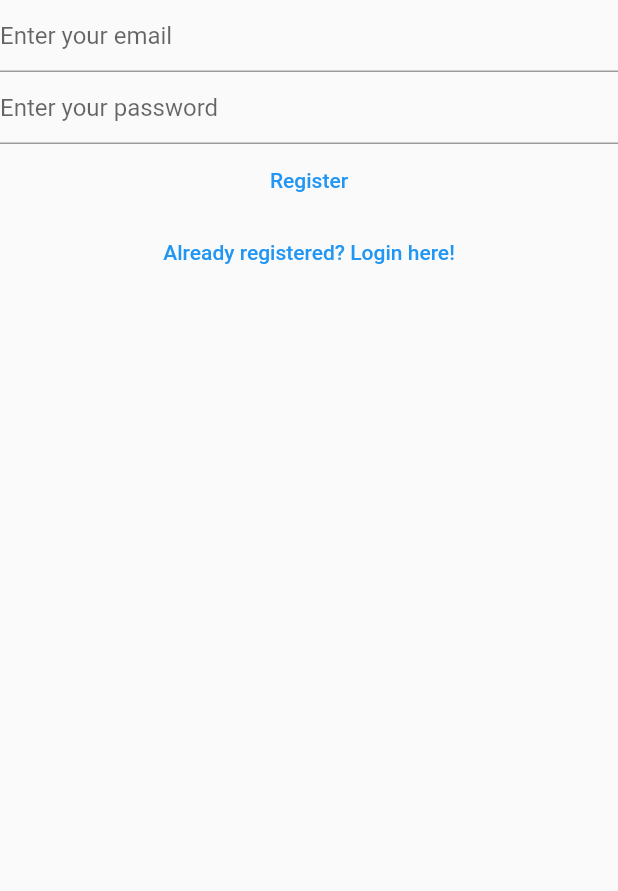
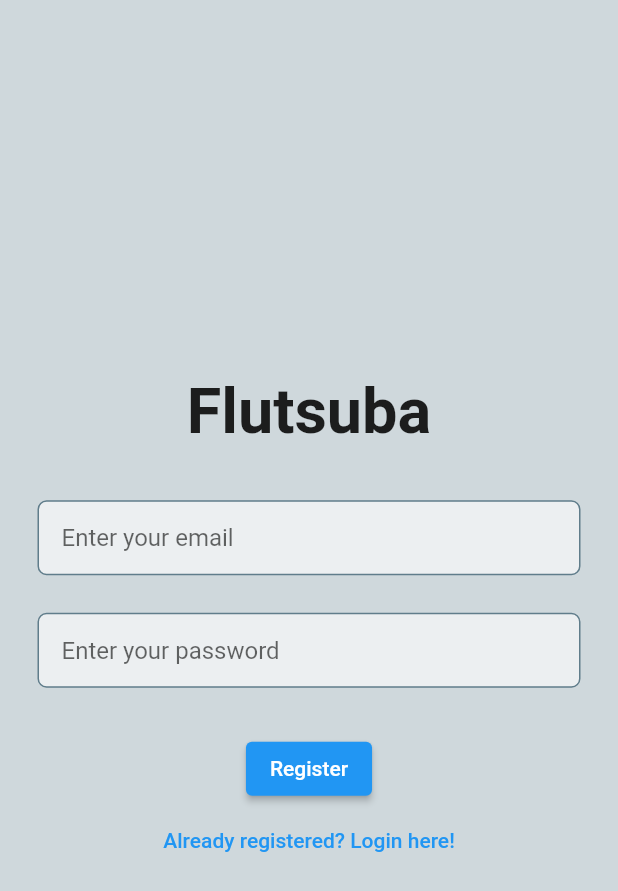
Before and after one commit to JH427/Flutsuba, a Flutter app: the RegisterView screen opened by its route, on a phone screen of 412 x 824 dp. Shown: the top 891 px of the screen. Run offline on Flutter 3.47's test engine with Material 2 defaults, Android fonts, the light colour scheme and no system bars; our stand-ins replace firebase_auth, firebase_core; accounts and stored records are empty; network calls fail.

Commit message:
Improved UI for RegisterView, VerifyEmailView

```diff
--- a/lib/main.dart
+++ b/lib/main.dart
@@ -46,7 +46,7 @@ class HomePage extends StatelessWidget {
             } else {
               return const LoginView();
             }
-            return const LoginView(); // Text("Done"); (while working on view UIs)
+            return const RegisterView(); // Text("Done"); (while working on view UIs)
           default:
             return const CircularProgressIndicator();
         }
--- a/lib/views/register_view.dart
+++ b/lib/views/register_view.dart
@@ -29,30 +29,75 @@ class _RegisterViewState extends State<RegisterView> {
   @override
   Widget build(BuildContext context) {
     return Scaffold(
+      backgroundColor: Colors.blueGrey[100],
       body: SafeArea(
+        child: Center(
           child: Column(
+            mainAxisAlignment: MainAxisAlignment.center,
             children: [
+              //title, welcome text
+              const Padding(
+                padding: EdgeInsets.all(10.0),
+                child: Text(
+                  "Flutsuba",
+                  style: TextStyle(
+                    fontWeight: FontWeight.bold,
+                    fontSize: 42,
+                  ),
+                ),
+              ),
+              const SizedBox(height: 25),
               //email
-            TextField(
+              Padding(
+                padding: const EdgeInsets.symmetric(horizontal: 25.0),
+                child: Container(
+                  decoration: BoxDecoration(
+                    color: Colors.blueGrey[50],
+                    border: Border.all(color: Colors.blueGrey),
+                    borderRadius: BorderRadius.circular(6),
+                  ),
+                  child: Padding(
+                    padding: const EdgeInsets.only(left: 15.0),
+                    child: TextField(
                       controller: _email,
                       enableSuggestions: false,
                       autocorrect: false,
                       keyboardType: TextInputType.emailAddress,
                       decoration: const InputDecoration(
+                        border: InputBorder.none,
                         hintText: 'Enter your email',
                       ),
                     ),
+                  ),
+                ),
+              ),
+              const SizedBox(height: 25),
               //password
-            TextField(
+              Padding(
+                padding: const EdgeInsets.symmetric(horizontal: 25.0),
+                child: Container(
+                  decoration: BoxDecoration(
+                    color: Colors.blueGrey[50],
+                    border: Border.all(color: Colors.blueGrey),
+                    borderRadius: BorderRadius.circular(6),
+                  ),
+                  child: Padding(
+                    padding: const EdgeInsets.only(left: 15.0),
+                    child: TextField(
                       controller: _password,
                       obscureText: true,
                       enableSuggestions: false,
                       autocorrect: false,
                       decoration: const InputDecoration(
+                        border: InputBorder.none,
                         hintText: 'Enter your password',
                       ),
                     ),
-            TextButton(
+                  ),
+                ),
+              ),
+              const SizedBox(height: 30),
+              ElevatedButton(
                 onPressed: () async {
                   final email = _email.text;
                   final password = _password.text;
@@ -87,6 +132,7 @@ class _RegisterViewState extends State<RegisterView> {
             ],
           ),
         ),
+      ),
     );
   }
 }
--- a/lib/views/verify_email_view.dart
+++ b/lib/views/verify_email_view.dart
@@ -12,11 +12,21 @@ class _VerifyEmailViewState extends State<VerifyEmailView> {
   @override
   Widget build(BuildContext context) {
     return Scaffold(
+      backgroundColor: Colors.blueGrey[100],
       body: SafeArea(
+        child: Center(
           child: Column(
+            mainAxisAlignment: MainAxisAlignment.center,
             children: <Widget>[
-            const Text("Please verify your email address"),
-            TextButton(
+              const Text(
+                "Please verify your email address",
+                style: TextStyle(
+                  fontWeight: FontWeight.bold,
+                  fontSize: 24,
+                ),
+              ),
+              const SizedBox(height: 40),
+              ElevatedButton(
                 onPressed: () async {
                   final user = FirebaseAuth.instance.currentUser;
                   await user?.sendEmailVerification();
@@ -26,6 +36,7 @@ class _VerifyEmailViewState extends State<VerifyEmailView> {
             ],
           ),
         ),
+      ),
     );
   }
 }
```
Also changed, not shown: 1 other file. Lines whose indentation alone changed are shown as unchanged.
